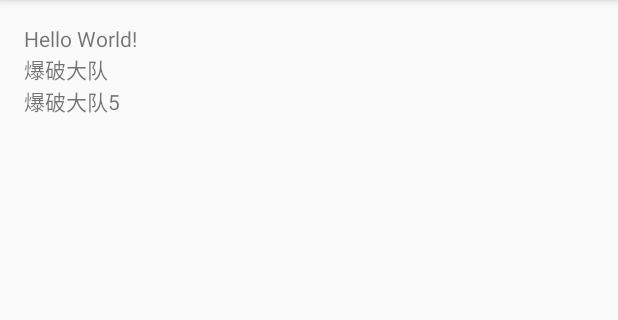
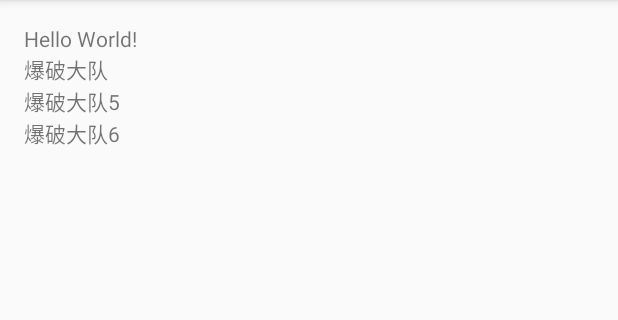
Before and after one commit to tonghua97/Food, an Android app: the screen it shows after launch (MainActivity), on a phone screen of 412 x 824 dp, the part 84-404 px from its top. Run offline under Robolectric (Android 15) with nearby library versions, the phone set to English and light mode, and no system bars.

Commit message:
不死心的又一次

```diff
--- a/MyApplication/app/src/main/res/layout/activity_main.xml
+++ b/MyApplication/app/src/main/res/layout/activity_main.xml
@@ -22,4 +22,8 @@
         android:layout_width="wrap_content"
         android:layout_height="wrap_content"
         android:text="爆破大队5"/>
+    <TextView
+        android:layout_width="wrap_content"
+        android:layout_height="wrap_content"
+        android:text="爆破大队6"/>
 </LinearLayout>
```
Also changed, not shown: MyApplication/gradle/wrapper/gradle-wrapper.properties (added), 1 other file.
